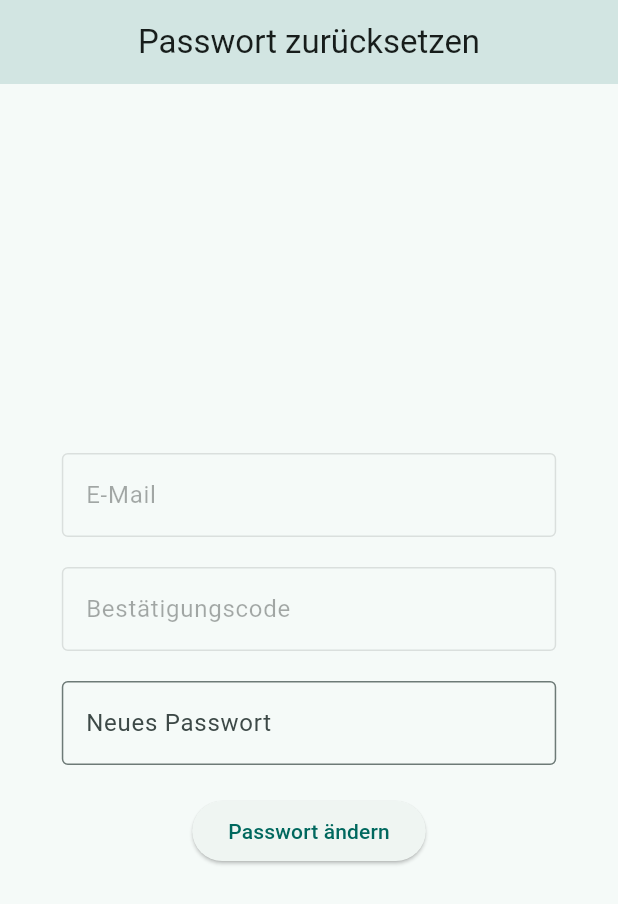
After one commit to Digitaler-Notarzt/dn_frontend, a Flutter app: the ResetPasswordScreen screen opened by its route, on a phone screen of 412 x 824 dp. The commit adds this screen. Shown: the top 904 px of the screen. Run offline on Flutter 3.47's test engine with Material 3 defaults, Android fonts, the phone set to English and light mode, and no system bars; our stand-ins replace email_validator, flutter_secure_storage, go_router; missing offline and left inert: record; accounts and stored records are empty.

Commit message:
implemented password reset form

```diff
--- a/lib/main.dart
+++ b/lib/main.dart
@@ -3,6 +3,7 @@ import 'package:digitaler_notarzt/microphone_helper.dart';
 import 'package:digitaler_notarzt/notifier/stream_notifier.dart';
 import 'package:digitaler_notarzt/screens/login_screen.dart';
 import 'package:digitaler_notarzt/screens/organization_screen.dart';
+import 'package:digitaler_notarzt/screens/passwordreset_screen.dart';
 import 'package:digitaler_notarzt/screens/verify_screen.dart';
 import 'package:flutter/material.dart';
 import 'package:go_router/go_router.dart';
@@ -43,9 +44,7 @@ class MyApp extends StatelessWidget {
             seedColor: Colors.teal,
             dynamicSchemeVariant: DynamicSchemeVariant.fidelity),
         useMaterial3: true,
-        appBarTheme: const AppBarTheme(
-            elevation: 20,
-            centerTitle: true),
+        appBarTheme: const AppBarTheme(elevation: 20, centerTitle: true),
       ),
       routerConfig: _createRouter(context),
     );
@@ -63,8 +62,9 @@ class MyApp extends StatelessWidget {
 
         final goingToLogin = state.matchedLocation == '/';
         final goingToVerification = state.matchedLocation == '/verification';
+        final goingToReset = state.matchedLocation == '/resetpassword';
 
-        if (!isLoggedIn && !(goingToLogin || goingToVerification)) {
+        if (!isLoggedIn && !(goingToLogin || goingToVerification || goingToReset)) {
           return '/';
         }
         if (isLoggedIn && goingToLogin) {
@@ -87,7 +87,7 @@ class MyApp extends StatelessWidget {
         ),
         GoRoute(
           path: '/organization',
-          builder: (context, state) => OrganizationScreen(),
+          builder: (context, state) => const OrganizationScreen(),
         ),
         GoRoute(
           path: '/settings',
@@ -95,7 +95,7 @@ class MyApp extends StatelessWidget {
         ),
         GoRoute(
           path: '/profile',
-          builder: (context, state) => ProfileScreen(),
+          builder: (context, state) => const ProfileScreen(),
         ),
         GoRoute(
           path: '/verification',
@@ -103,6 +103,14 @@ class MyApp extends StatelessWidget {
             final email = state.uri.queryParameters['email'] ?? '';
             return VerificationScreen(email: email);
           },
+        ),
+        GoRoute(
+          path: '/resetpassword',
+          builder: (context, state) {
+            final email = state.uri.queryParameters['email'] ?? '';
+            final code = state.uri.queryParameters['code'] ?? '';
+            return ResetPasswordScreen(email: email, codeValue: code);
+          },
         )
       ],
     );
--- /dev/null
+++ b/lib/screens/passwordreset_screen.dart
@@ -0,0 +1,102 @@
+import 'package:flutter/material.dart';
+import 'package:go_router/go_router.dart';
+import 'package:provider/provider.dart';
+import 'package:digitaler_notarzt/authentication_helper.dart';
+
+class ResetPasswordScreen extends StatefulWidget {
+  final String email;
+  final String codeValue;
+
+  const ResetPasswordScreen({Key? key, required this.email, required this.codeValue}) : super(key: key);
+
+  @override
+  _ResetPasswordScreenState createState() => _ResetPasswordScreenState();
+}
+
+class _ResetPasswordScreenState extends State<ResetPasswordScreen> {
+  final TextEditingController emailController = TextEditingController();
+  final TextEditingController codeController = TextEditingController();
+  final TextEditingController newPasswordController = TextEditingController();
+
+  @override
+  void initState() {
+    super.initState();
+    emailController.text = widget.email;
+    codeController.text = widget.codeValue;
+  }
+
+  void _resetPassword() async {
+    String email = emailController.text.trim();
+    String code = codeController.text.trim();
+    String newPassword = newPasswordController.text.trim();
+
+    bool success = await Provider.of<AuthenticationHelper>(listen: false, context)
+        .resetPassword(email, code, newPassword);
+
+    if (success) {
+      ScaffoldMessenger.of(context).showSnackBar(
+        const SnackBar(content: Text("Passwort erfolgreich zurückgesetzt!")),
+      );
+      context.go('/login'); // Weiterleitung zum Login-Screen nach erfolgreicher Änderung
+    } else {
+      ScaffoldMessenger.of(context).showSnackBar(
+        const SnackBar(content: Text("Fehler beim Zurücksetzen des Passworts")),
+      );
+    }
+  }
+
+  @override
+  Widget build(BuildContext context) {
+    return Scaffold(
+      appBar: AppBar(title: const Text("Passwort zurücksetzen")),
+      body: Padding(
+        padding: const EdgeInsets.all(16.0),
+        child: Center(
+          child: ConstrainedBox(
+            constraints: BoxConstraints(
+              maxWidth: MediaQuery.of(context).size.width * 0.8 > 400
+                  ? 400
+                  : MediaQuery.of(context).size.width * 0.8,
+            ),
+            child: Column(
+              mainAxisAlignment: MainAxisAlignment.center,
+              children: [
+                TextField(
+                  controller: emailController,
+                  decoration: const InputDecoration(
+                    labelText: "E-Mail",
+                    border: OutlineInputBorder(),
+                  ),
+                  enabled: false, // E-Mail soll nicht geändert werden
+                ),
+                const SizedBox(height: 20),
+                TextField(
+                  controller: codeController,
+                  decoration: const InputDecoration(
+                    labelText: "Bestätigungscode",
+                    border: OutlineInputBorder(),
+                  ),
+                  enabled: false, // Code soll nicht geändert werden
+                ),
+                const SizedBox(height: 20),
+                TextField(
+                  controller: newPasswordController,
+                  decoration: const InputDecoration(
+                    labelText: "Neues Passwort",
+                    border: OutlineInputBorder(),
+                  ),
+                  obscureText: true,
+                ),
+                const SizedBox(height: 20),
+                ElevatedButton(
+                  onPressed: _resetPassword,
+                  child: const Text("Passwort ändern"),
+                ),
+              ],
+            ),
+          ),
+        ),
+      ),
+    );
+  }
+}
--- a/lib/screens/verify_screen.dart
+++ b/lib/screens/verify_screen.dart
@@ -18,8 +18,7 @@ class _VerificationScreenState extends State<VerificationScreen> {
     String code = codeController.text.trim();
     bool valide = await Provider.of<AuthenticationHelper>(listen: false, context).verfiyResetAuthCode(code);
     if (valide) {
-      // Dummy-Code, hier API-Aufruf einfügen
-      context.go('/resetpassword');
+      context.go('/resetpassword?email=${widget.email}&code=$code');
     } else {
       ScaffoldMessenger.of(context).showSnackBar(
         const SnackBar(content: Text("Ungültiger Code")),
```
Also changed, not shown: lib/authentication_helper.dart (+36 -2 lines).
